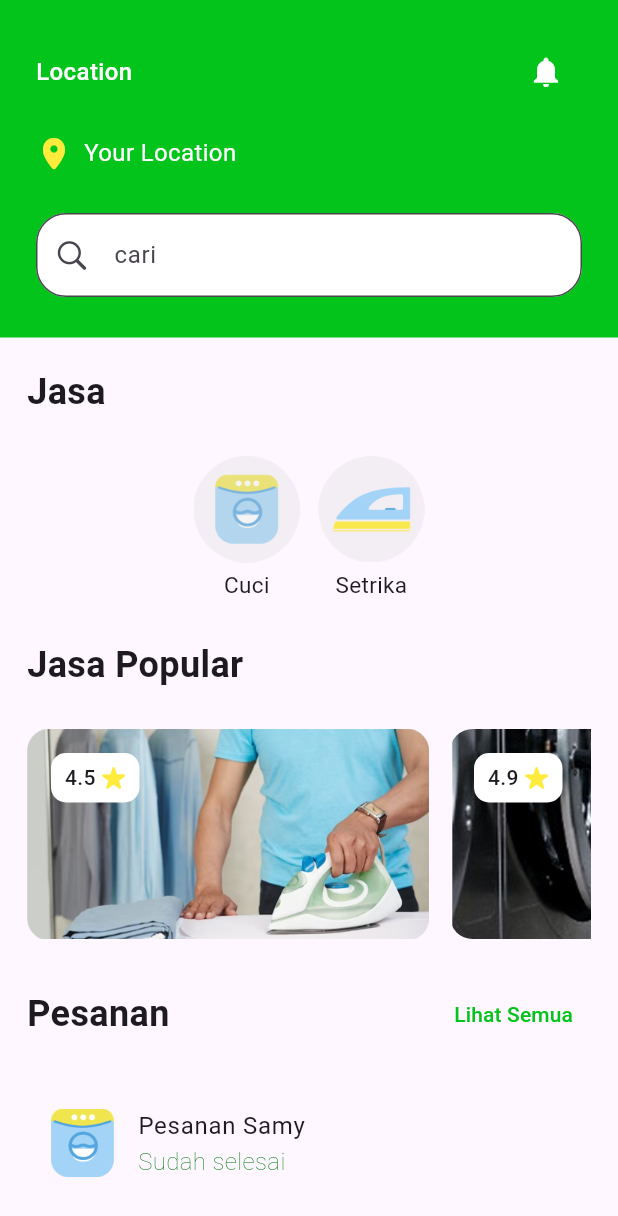
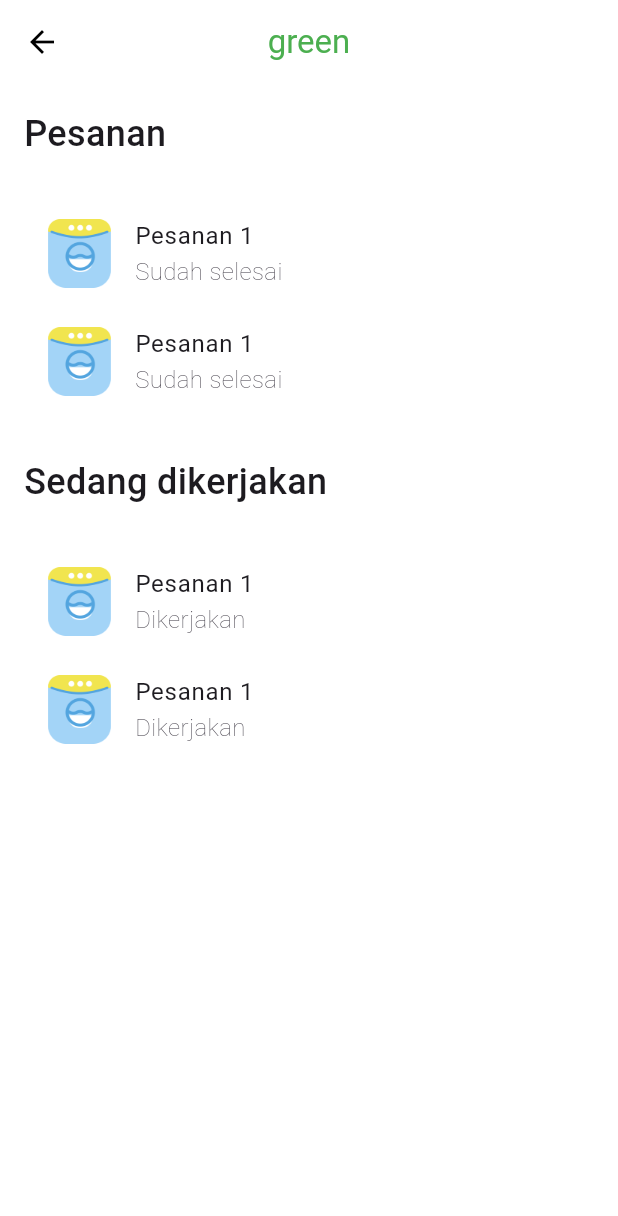
Before and after one commit to Argonaut-ss/Green, a Flutter app: the Dashboard screen opened directly, after a tap on "Lihat Semua", on a phone screen of 412 x 824 dp. Shown: the top 1216 px of the screen. Run offline on Flutter 3.47's test engine with Material 3 defaults, Android fonts, the phone set to English and light mode, and no system bars; our stand-ins replace cloud_firestore, firebase_auth, firebase_core, flutter_map, geocoding, google_sign_in and 2 more; missing offline and left inert: flutter_map_cancellable_tile_provider; accounts and stored records are empty.

Commit message:
pesanan list

```diff
--- a/green_app/lib/Pages/dashboard.dart
+++ b/green_app/lib/Pages/dashboard.dart
@@ -1,6 +1,7 @@
 import 'package:flutter/material.dart';
 import 'package:green_app/Custom/custom_decoration_field.dart';
 import 'package:green_app/Custom/pesanan_card.dart';
+import 'package:green_app/Pages/pesanan_list.dart';
 import 'package:green_app/Theme/colors.dart';
 import 'package:flutter/cupertino.dart';
 
@@ -186,7 +187,9 @@ class _DashboardState extends State<Dashboard> {
                     Text('Pesanan', style: TextStyle(fontSize: 24, fontWeight: FontWeight.w600),),
                     Spacer(),
                     TextButton(
-                      onPressed: (){},
+                      onPressed: (){
+                        Navigator.push(context, MaterialPageRoute(builder: (context)=> PesananList()));
+                      },
                       child: Text('Lihat Semua', style: TextStyle(fontSize: 14, color: AppColors.primaryColor),),
                     )
                   ],
--- /dev/null
+++ b/green_app/lib/Pages/pesanan_list.dart
@@ -0,0 +1,59 @@
+import 'package:flutter/material.dart';
+import 'package:green_app/Custom/pesanan_card.dart';
+import 'package:green_app/Theme/colors.dart';
+
+class PesananList extends StatefulWidget {
+  const PesananList({super.key});
+
+  @override
+  State<PesananList> createState() => _PesananListState();
+}
+
+class _PesananListState extends State<PesananList> {
+  @override
+  Widget build(BuildContext context) {
+    return Scaffold(
+      backgroundColor: Colors.white,
+      appBar: AppBar(
+        leading: IconButton(
+          icon: const Icon(Icons.arrow_back),
+          onPressed: () {
+            Navigator.pop(context);
+          },
+        ),
+        title: const Text('green', style: TextStyle(color: Colors.green)),
+        centerTitle: true,
+        backgroundColor: Colors.white,
+        elevation: 0,
+        iconTheme: const IconThemeData(color: Colors.black),
+      ),
+
+      body: ListView(
+        padding: const EdgeInsets.all(16.0),
+        children: [
+          Text("Pesanan", style: TextStyle(fontSize: 24, fontWeight: FontWeight.w500),),
+          const SizedBox(height: 27),
+          ListView.builder(
+            shrinkWrap: true,
+            physics: const NeverScrollableScrollPhysics(),
+            itemCount: 2, // Example item count
+            itemBuilder: (context, index) {
+              return PesananCard(namaPesanan: 'Pesanan 1', status: 'Sudah selesai');
+            },
+          ),
+          const SizedBox(height: 27),
+          Text("Sedang dikerjakan", style: TextStyle(fontSize: 24, fontWeight: FontWeight.w500),),
+          const SizedBox(height: 27),
+          ListView.builder(
+            shrinkWrap: true,
+            physics: const NeverScrollableScrollPhysics(),
+            itemCount: 2, // Example item count
+            itemBuilder: (context, index) {
+              return PesananCard(namaPesanan: 'Pesanan 1', status: 'Dikerjakan');
+            },
+          ),
+        ],
+      ),
+    );
+  }
+}
```
Also changed, not shown: green_app/lib/Pages/add_pesanan.dart (+13 -10 lines).
